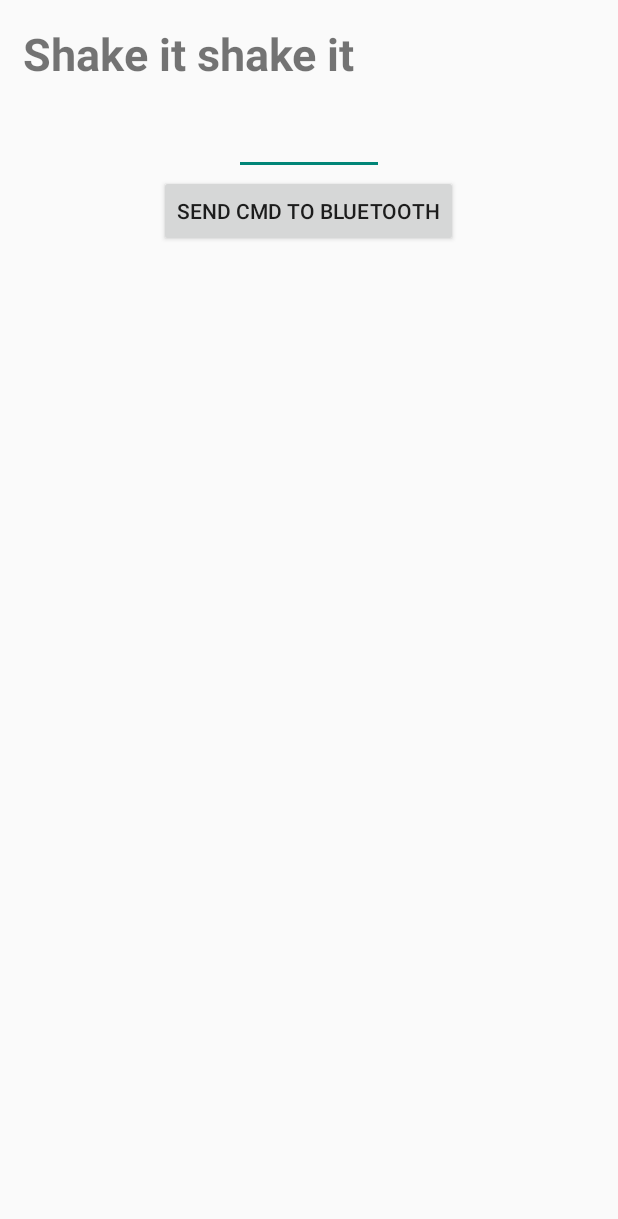
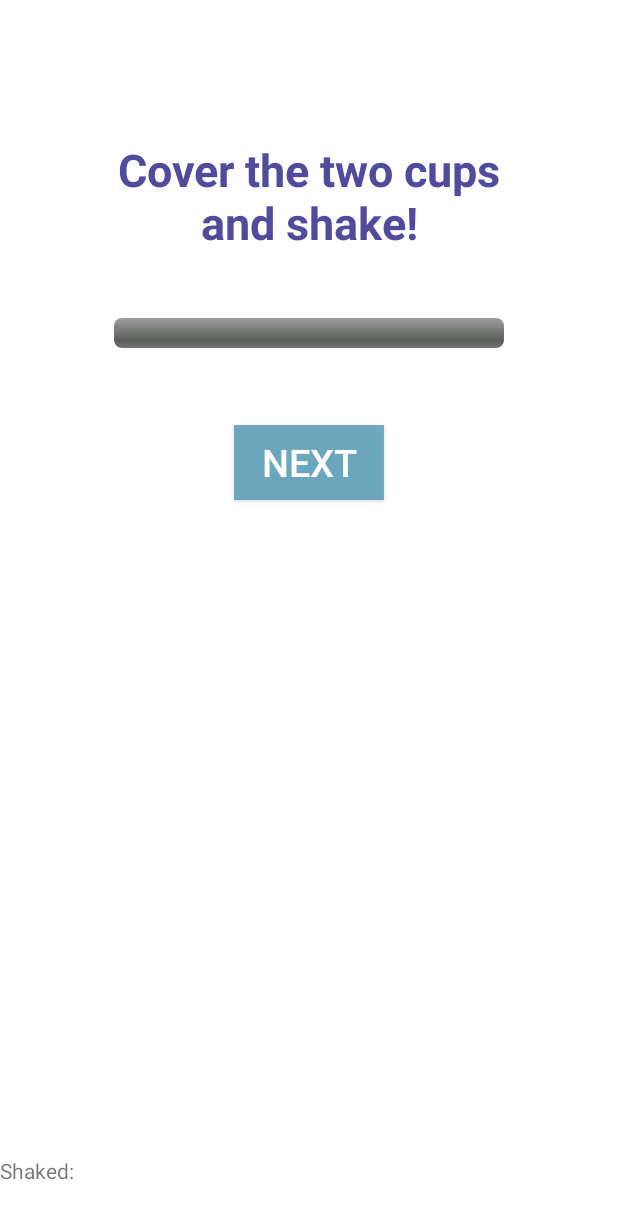
Before and after one commit to reginalio/HHCARDCocktailGame, an Android app: the ShakeItScreen screen opened directly, with no data from a screen before it, on a phone screen of 412 x 824 dp. Shown: the top 1219 px of the screen. Run offline under Robolectric (Android 15) with nearby library versions, the phone set to English and light mode, and no system bars.

Commit message:
added progress bar to shake screen, pour now only send cmd when it changes

```diff
--- a/app/src/main/java/hhcard/cocktailgame/MakeCocktailScreen.java
+++ b/app/src/main/java/hhcard/cocktailgame/MakeCocktailScreen.java
@@ -14,6 +14,7 @@ public class MakeCocktailScreen extends Activity implements View.OnClickListener
     int state = 0;
     String[] ingredient = {"Vodka", "Orange Juice"};
     TextView youAreMaking;
+    int amountAlreadyInCup = 0;
 
     @Override
     protected void onCreate(Bundle savedInstanceState) {
@@ -50,6 +51,7 @@ public class MakeCocktailScreen extends Activity implements View.OnClickListener
                 if (state == 0) {
                     Intent intent_vodka = new Intent(this, PourLiquidScreen.class);
                     intent_vodka.putExtra("amountToPour",10);
+                    intent_vodka.putExtra("amountAlreadyInCup", amountAlreadyInCup);
                     startActivityForResult(intent_vodka, result);
                 }else
                     Toast.makeText(MakeCocktailScreen.this, "This is not "+ ingredient[state] + "!",Toast.LENGTH_SHORT).show();
@@ -58,7 +60,8 @@ public class MakeCocktailScreen extends Activity implements View.OnClickListener
             case R.id.orangeJuice:
                 if(state == 1) {
                     Intent intent_oj = new Intent(this, PourLiquidScreen.class);
-                    intent_oj.putExtra("amountToPour",40);
+                    intent_oj.putExtra("amountToPour",30);
+                    intent_oj.putExtra("amountAlreadyInCup", amountAlreadyInCup);
                     startActivityForResult(intent_oj, result);
                 }else
                     Toast.makeText(MakeCocktailScreen.this, "This is not "+ ingredient[state] + "!",Toast.LENGTH_SHORT).show();
@@ -77,6 +80,7 @@ public class MakeCocktailScreen extends Activity implements View.OnClickListener
     protected void onActivityResult(int requestCode, int resultCode, Intent data){
         super.onActivityResult(requestCode,resultCode,data);
 
+        amountAlreadyInCup = data.getIntExtra("pouredAmount", 0);
         state++;
         if(state<2) {
             youAreMaking.setText("Now let's choose " + ingredient[state]);
--- a/app/src/main/java/hhcard/cocktailgame/ShakeItScreen.java
+++ b/app/src/main/java/hhcard/cocktailgame/ShakeItScreen.java
@@ -16,6 +16,8 @@ import android.preference.PreferenceManager;
 import android.util.Log;
 import android.view.View;
 import android.widget.EditText;
+import android.widget.ProgressBar;
+import android.widget.TextView;
 import android.widget.Toast;
 
 import java.lang.ref.WeakReference;
@@ -24,7 +26,7 @@ import java.lang.ref.WeakReference;
 public class ShakeItScreen extends Activity implements SensorEventListener{
 
     private SensorManager mSensorManager;
-    private static final int SHAKE_THRESHOLD = 800;
+    private static final int SHAKE_THRESHOLD = 20;
     private Sensor mAccel;
     private cBluetooth bl = null;
 
@@ -36,10 +38,18 @@ public class ShakeItScreen extends Activity implements SensorEventListener{
     private float x,y,z;
     private float last_x, last_y, last_z = 0;
 
+    private float shakedAmount = 0;
+    ProgressBar progressBar;
+
+    TextView debugTextView;
+
     @Override
     protected void onCreate(Bundle savedInstanceState) {
         super.onCreate(savedInstanceState);
         setContentView(R.layout.activity_shakeit);
+
+        progressBar = (ProgressBar)findViewById(R.id.progressBar);
+        debugTextView = (TextView) findViewById(R.id.shakedAmountTextView);
 
         mSensorManager = (SensorManager) getSystemService(Context.SENSOR_SERVICE);
 //        mSensorManager.registerListener(this, SensorManager.SENSOR_ACCELEROMETER, SensorManager.SENSOR_DELAY_GAME);
@@ -105,21 +115,29 @@ public class ShakeItScreen extends Activity implements SensorEventListener{
         // only allow one update every 100ms.
         if ((curTime - lastUpdate) > 100) {
             long diffTime = (curTime - lastUpdate);
+            Log.d("sensor", "diffTime = " + diffTime);
+
             lastUpdate = curTime;
 
             x = e.values[0];
             y = e.values[1];
             z = e.values[2];
 
-            float speed = Math.abs(x+y+z-last_x-last_y-last_z) / diffTime * 10000;
+            float speed = Math.abs(x+y+z-last_x-last_y-last_z) / diffTime * 1000;
 
             if (speed > SHAKE_THRESHOLD) {
+                shakedAmount += speed/40;
+                progressBar.setProgress((int)shakedAmount);
                 Log.d("sensor", "shake detected w/ speed: " + speed);
-                Toast.makeText(this, "shake detected w/ speed: " + speed, Toast.LENGTH_SHORT).show();
+//                Toast.makeText(this, "shake detected w/ speed: " + speed, Toast.LENGTH_SHORT).show();
             }
             last_x = x;
             last_y = y;
             last_z = z;
+
+            if(show_Debug)
+                debugTextView.setText(String.valueOf("shake:" + String.format("%.1f",shakedAmount)));
+
         }
     }
 
@@ -148,10 +166,4 @@ public class ShakeItScreen extends Activity implements SensorEventListener{
         // TODO Auto-generated method stub
     }
 
-    public void onSendCmdToBluetooth(View view){
-        EditText cmdET = (EditText)findViewById(R.id.editCMD);
-        String cmd = String.valueOf(cmdET.getText());
-
-        if(BT_is_connect) bl.sendData(cmd);
-    }
 }
--- a/app/src/main/res/layout/activity_shakeit.xml
+++ b/app/src/main/res/layout/activity_shakeit.xml
@@ -1,29 +1,77 @@
 <?xml version="1.0" encoding="utf-8"?>
-<LinearLayout xmlns:android="http://schemas.android.com/apk/res/android"
+<RelativeLayout xmlns:android="http://schemas.android.com/apk/res/android"
     android:orientation="vertical" android:layout_width="match_parent"
-    android:layout_height="match_parent">
+    android:layout_height="match_parent"
+    android:weightSum="1"
+    android:background="#ffffffff">
 
 
 
     <TextView
-        android:layout_width="wrap_content"
+        android:layout_width="300dp"
         android:layout_height="wrap_content"
-        android:text="Shake it shake it"
+        android:text="Cover the two cups and shake!"
         android:textSize="30sp"
         android:textStyle="bold"
+        android:gravity="center"
         android:padding="15dp"
-        />
-    <EditText
+        android:layout_marginBottom="48dp"
+        android:textColor="#ff504b9d"
+        android:layout_alignBottom="@+id/progressBar"
+        android:layout_centerHorizontal="true" />
+    <!--<EditText-->
+        <!--android:layout_width="100dp"-->
+        <!--android:layout_height="wrap_content"-->
+        <!--android:id="@+id/editCMD"-->
+        <!--android:layout_gravity="center_horizontal" />-->
+    <!--<Button-->
+        <!--android:layout_width="wrap_content"-->
+        <!--android:layout_height="wrap_content"-->
+        <!--android:id="@+id/sendCmdToBluetoothButton"-->
+        <!--android:onClick="onSendCmdToBluetooth"-->
+        <!--android:text="Send cmd to Bluetooth"-->
+        <!--android:layout_gravity="center_horizontal"/>-->
+
+    <!--<ProgressBar-->
+        <!--style="?android:attr/progressBarStyleLarge"-->
+        <!--android:layout_width="200dp"-->
+        <!--android:layout_height="200dp"-->
+        <!--android:id="@+id/progressBar"-->
+        <!--android:layout_gravity="center_horizontal"-->
+        <!--android:layout_weight="0.23" />-->
+
+    <ProgressBar
+        android:layout_width="260dp"
+        android:layout_height="20dp"
+        style="@android:style/Widget.ProgressBar.Horizontal"
+        android:id="@+id/progressBar"
+        android:layout_gravity="center_horizontal"
+        android:layout_alignParentTop="true"
+        android:layout_centerHorizontal="true"
+        android:layout_marginTop="212dp" />
+
+    <TextView
+        android:layout_width="218dp"
+        android:layout_height="wrap_content"
+        android:id="@+id/shakedAmountTextView"
+        android:layout_weight="0.04"
+        android:text="Shaked: "
+        android:layout_alignParentBottom="true"
+        android:layout_alignParentLeft="true"
+        android:layout_alignParentStart="true"
+        android:layout_marginBottom="34dp" />
+
+    <Button
         android:layout_width="100dp"
-        android:layout_height="wrap_content"
-        android:id="@+id/editCMD"
-        android:layout_gravity="center_horizontal" />
-    <Button
-        android:layout_width="wrap_content"
-        android:layout_height="wrap_content"
-        android:id="@+id/sendCmdToBluetoothButton"
-        android:onClick="onSendCmdToBluetooth"
-        android:text="Send cmd to Bluetooth"
-        android:layout_gravity="center_horizontal"/>
+        android:layout_height="50dp"
+        android:layout_below="@+id/progressBar"
+        android:layout_centerHorizontal="true"
+        android:layout_marginTop="51dp"
+        android:text="Next"
+        android:textSize="25sp"
+        android:background="#c84f99b5"
+        android:textColor="#ffffffff"
+        android:id="@+id/goToStirButton"
+        android:onClick="goToStir"/>
 
-</LinearLayout>
+</RelativeLayout>
```
Also changed, not shown: app/src/main/java/hhcard/cocktailgame/PourLiquidScreen.java (+13 -25 lines), app/src/main/res/values/styles.xml (+7 -0 lines).
